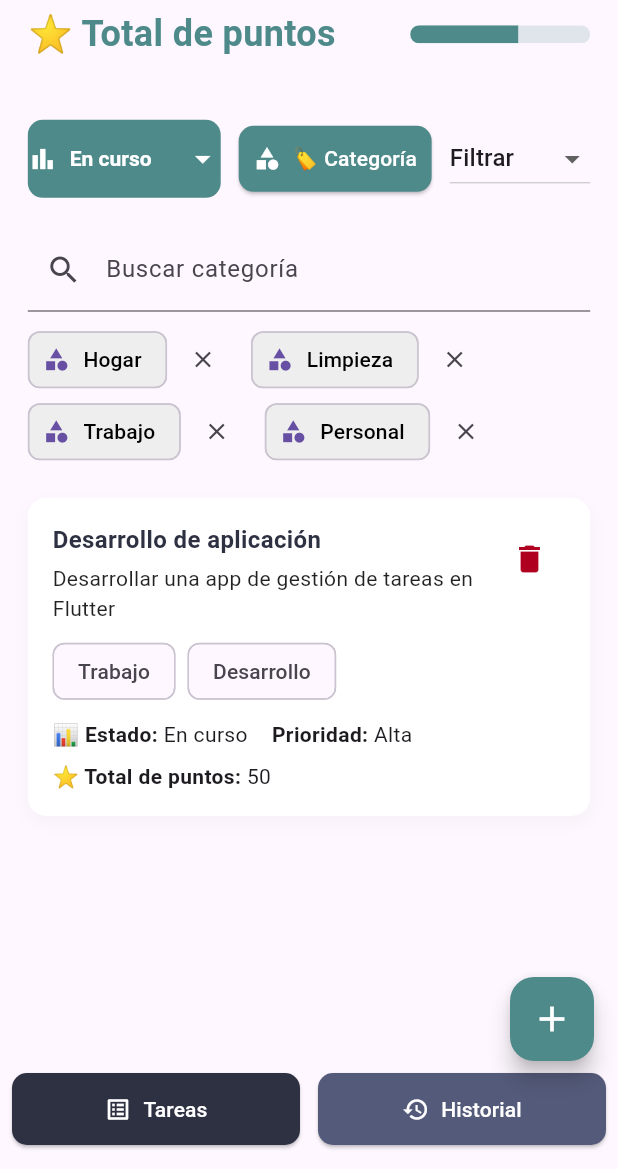
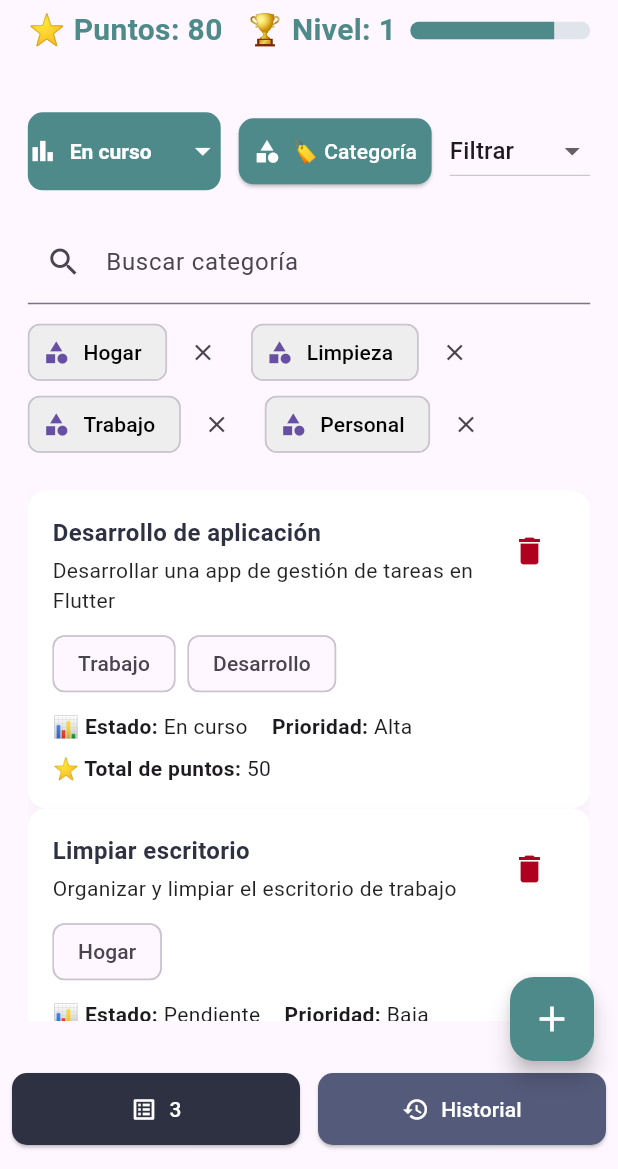
Before and after one commit to sebastianFS01/pruebaGestorTareas, a Flutter app: the screen it shows after launch, on a phone screen of 412 x 824 dp, the part 67-1236 px from its top. Run offline on Flutter 3.47's test engine with Material 3 defaults, Android fonts, the phone set to English and light mode, and no system bars; our stand-ins replace flutter_riverpod, isar; accounts and stored records are empty; generated files the repository leaves out were written again.

Commit message:
Se mejoro los niveles, puntos y la barra de progreso de cada tarea

```diff
--- a/lib/presentation/01-Home/screen/home_screen.dart
+++ b/lib/presentation/01-Home/screen/home_screen.dart
@@ -18,10 +18,65 @@ class HomeScreen extends StatefulWidget {
 }
 
 class _HomeScreenState extends State<HomeScreen> {
+  // Simulación de lista de tareas (reemplaza por tu lista real)
+  late final List<Tarea> tareas = [
+    Tarea(
+      title: 'Desarrollo de aplicación',
+      description: 'Desarrollar una app de gestión de tareas en Flutter',
+      categoria: ['Trabajo', 'Desarrollo'],
+      estado: 'En curso',
+      prioridad: 'Alta',
+      valorPuntos: 50,
+    ),
+    Tarea(
+      title: 'Limpiar escritorio',
+      description: 'Organizar y limpiar el escritorio de trabajo',
+      categoria: ['Hogar'],
+      estado: 'Pendiente',
+      prioridad: 'Baja',
+      valorPuntos: 10,
+    ),
+    Tarea(
+      title: 'Revisar correos',
+      description: 'Responder correos importantes',
+      categoria: ['Trabajo'],
+      estado: 'Hecho',
+      prioridad: 'Media',
+      valorPuntos: 20,
+    ),
+  ];
+
+  int calcularPuntosTotales() {
+    int total = 0;
+    for (var tarea in tareas) {
+      switch (tarea.prioridad.toLowerCase()) {
+        case 'alta':
+          total += 50;
+          break;
+        case 'media':
+          total += 20;
+          break;
+        case 'baja':
+          total += 10;
+          break;
+        default:
+          total += tarea.valorPuntos;
+      }
+    }
+    return total;
+  }
+
+  int calcularNivel(int puntos) {
+    if (puntos < 100) return 1;
+    if (puntos < 250) return 2;
+    if (puntos < 500) return 3;
+    if (puntos < 1000) return 4;
+    if (puntos < 2000) return 5;
+    return 6 + ((puntos - 2000) ~/ 1000);
+  }
+
   static const String titleApp = "📝 Gestor de Tareas";
-  static const String totalPoints = "⭐ Total de puntos";
   static const String categoria = "🏷️ Categoría";
-  static const String tareas = "Tareas";
   static const String historial = "Historial";
 
   String selectedEstado = 'En curso';
@@ -33,17 +88,10 @@ class _HomeScreenState extends State<HomeScreen> {
   String searchCategoria = '';
   String? selectedCategoria;
 
-  final Tarea tareaEjemplo = Tarea(
-    title: 'Desarrollo de aplicación',
-    description: 'Desarrollar una app de gestión de tareas en Flutter',
-    categoria: ['Trabajo', 'Desarrollo'],
-    estado: 'En curso',
-    prioridad: 'Alta',
-    valorPuntos: 50,
-  );
-
   @override
   Widget build(BuildContext context) {
+    final puntos = calcularPuntosTotales();
+    final nivel = calcularNivel(puntos);
     return SafeArea(
       child: Scaffold(
         resizeToAvoidBottomInset: true,
@@ -54,8 +102,8 @@ class _HomeScreenState extends State<HomeScreen> {
             children: [
               HomeHeader(
                 titleApp: titleApp,
-                totalPoints: totalPoints,
-                progress: 0.6,
+                totalPoints: '⭐ Puntos: $puntos   🏆 Nivel: $nivel',
+                progress: (puntos % 100) / 100,
               ),
               const SizedBox(height: 20),
               const SizedBox(height: 20),
@@ -116,13 +164,12 @@ class _HomeScreenState extends State<HomeScreen> {
               const SizedBox(height: 20),
               Expanded(
                 child: ListView.builder(
+                  itemCount: tareas.length,
                   itemBuilder: (context, index) {
-                    // Aquí podrías filtrar las tareas por estado/categoría si tuvieras una lista
                     return Column(
-                      children: [HomeTaskExampleCard(tarea: tareaEjemplo)],
+                      children: [HomeTaskExampleCard(tarea: tareas[index])],
                     );
                   },
-                  itemCount: 1,
                 ),
               ),
             ],
@@ -137,7 +184,8 @@ class _HomeScreenState extends State<HomeScreen> {
         bottomNavigationBar: Padding(
           padding: const EdgeInsets.symmetric(horizontal: 8.0, vertical: 16),
           child: HomeBottomNavigation(
-            tareas: tareas,
+            // Si HomeBottomNavigation espera un String, puedes pasar tareas.length.toString() o similar
+            tareas: tareas.length.toString(),
             historial: historial,
             onTareasPressed: () {},
             onHistorialPressed: () {
--- a/lib/presentation/01-Home/widgets/home_header.dart
+++ b/lib/presentation/01-Home/widgets/home_header.dart
@@ -34,7 +34,7 @@ class HomeHeader extends StatelessWidget {
               totalPoints,
               style: const TextStyle(
                 color: Color(0xFF4F8A8B),
-                fontSize: 24,
+                fontSize: 20,
                 fontWeight: FontWeight.w600,
               ),
             ),
@@ -47,7 +47,9 @@ class HomeHeader extends StatelessWidget {
                   value: progress,
                   minHeight: 12,
                   backgroundColor: const Color(0xFFE0E5EC),
-                  valueColor: const AlwaysStoppedAnimation<Color>(Color(0xFF4F8A8B)),
+                  valueColor: const AlwaysStoppedAnimation<Color>(
+                    Color(0xFF4F8A8B),
+                  ),
                 ),
               ),
             ),
```
